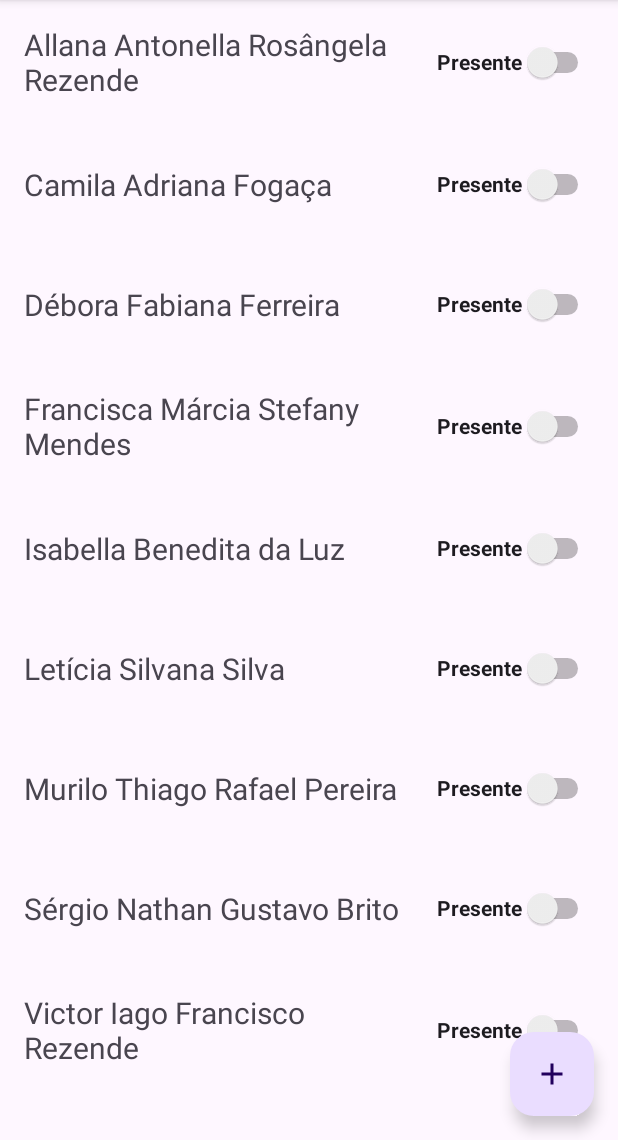
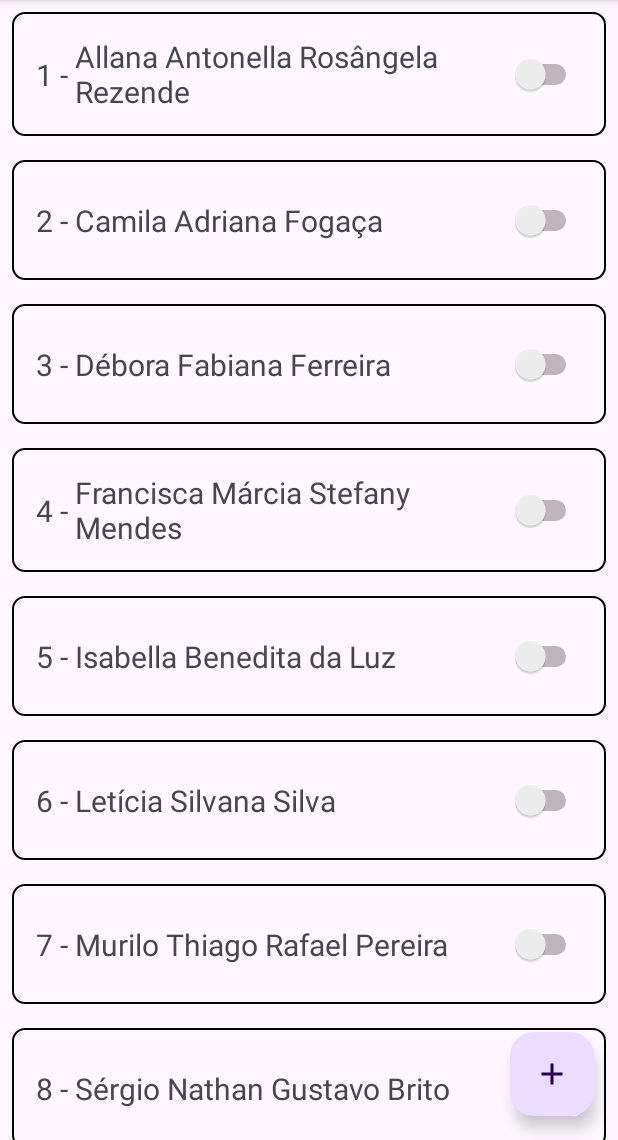
Before and after one commit to marceloviana1991/chamada-android-kotlin, an Android app: the screen it shows after launch (MainActivity), on a phone screen of 412 x 824 dp, the part 96-1236 px from its top. Run offline under Robolectric (Android 15) with nearby library versions, the phone set to English and light mode, and no system bars.

```diff
--- a/app/src/main/java/marceloviana1991/listadechamada/MainAdapter.kt
+++ b/app/src/main/java/marceloviana1991/listadechamada/MainAdapter.kt
@@ -40,9 +40,11 @@ class MainAdapter(
                 }
             }
         }
-        fun vincula(nome: String) {
+        fun vincula(nome: String, posicao: Int) {
             binding.textViewNome.text = nome
             binding.switchPresenca.isChecked = false
+            val posicao = posicao + 1
+            binding.textViewNumero.text = "$posicao - "
         }
     }
 
@@ -56,7 +58,7 @@ class MainAdapter(
 
     override fun onBindViewHolder(holder: ViewHolder, position: Int) {
         val nome = nomes[position]
-        holder.vincula(nome)
+        holder.vincula(nome, position)
     }
 
     @SuppressLint("NotifyDataSetChanged")
--- /dev/null
+++ b/app/src/main/res/drawable/plano_de_fundo.xml
@@ -0,0 +1,8 @@
+<?xml version="1.0" encoding="utf-8"?>
+<shape xmlns:android="http://schemas.android.com/apk/res/android"
+    android:shape="rectangle">
+
+    <stroke android:color="@color/black" android:width="1dp" />
+    <corners android:radius="8dp" />
+
+</shape>
--- a/app/src/main/res/layout/adapter_main.xml
+++ b/app/src/main/res/layout/adapter_main.xml
@@ -3,7 +3,21 @@
     android:layout_width="match_parent"
     android:layout_height="wrap_content"
     xmlns:app="http://schemas.android.com/apk/res-auto"
-    android:padding="16dp" >
+    android:background="@drawable/plano_de_fundo"
+    android:padding="16dp"
+    android:layout_margin="8dp">
+
+    <TextView
+        android:id="@+id/textViewNumero"
+        android:layout_width="wrap_content"
+        android:layout_height="wrap_content"
+        android:textSize="20sp"
+        app:layout_constraintStart_toStartOf="parent"
+        app:layout_constraintTop_toTopOf="parent"
+        app:layout_constraintBottom_toBottomOf="parent"
+        app:layout_constraintEnd_toStartOf="@+id/textViewNome"
+        android:text="1 - "
+        />
 
     <TextView
         android:id="@+id/textViewNome"
@@ -14,7 +28,7 @@
         android:layout_marginEnd="16dp"
         app:layout_constraintEnd_toStartOf="@id/switchPresenca"
         app:layout_constraintHorizontal_bias="0"
-        app:layout_constraintStart_toStartOf="parent"
+        app:layout_constraintStart_toEndOf="@+id/textViewNumero"
         app:layout_constraintTop_toTopOf="parent"
         app:layout_constraintBottom_toBottomOf="parent"/>
 
@@ -23,8 +37,6 @@
         android:id="@+id/switchPresenca"
         android:layout_width="wrap_content"
         android:layout_height="48dp"
-        android:text="Presente"
-        android:textStyle="bold"
         app:layout_constraintEnd_toEndOf="parent"
         app:layout_constraintTop_toTopOf="parent"
         app:layout_constraintBottom_toBottomOf="parent"
```
